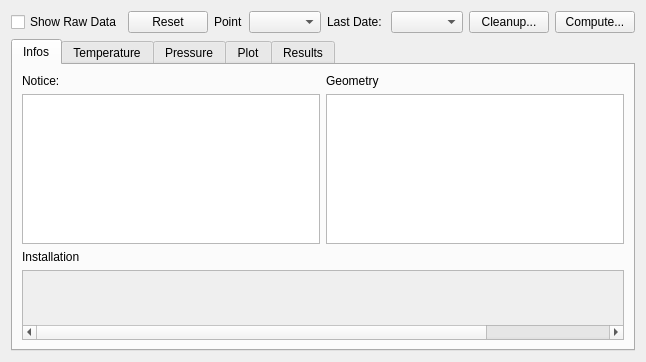
Qt form molonari_data/molonaviz/datapointview.ui (leamailhol/MOLO-projet-interface) before a commit.
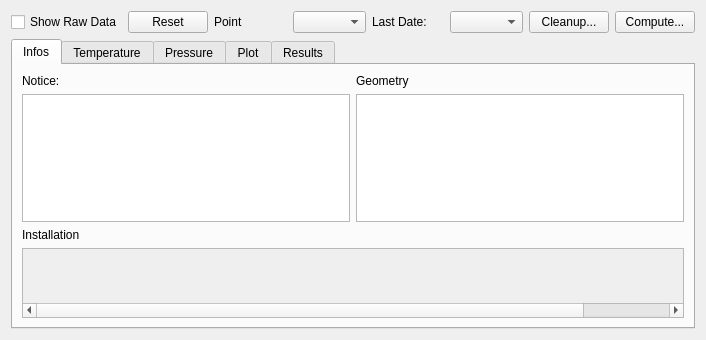
The same form after that commit. The open tabs and pages were chosen to show the change. Icons and pictures are not drawn.

What changed in the file:
```diff
--- a/molonari_data/molonaviz/datapointview.ui
+++ b/molonari_data/molonaviz/datapointview.ui
@@ -6,8 +6,8 @@
    <rect>
     <x>0</x>
     <y>0</y>
-    <width>456</width>
-    <height>362</height>
+    <width>706</width>
+    <height>340</height>
    </rect>
   </property>
   <property name="windowTitle">
@@ -15,49 +15,49 @@
   </property>
   <layout class="QVBoxLayout" name="verticalLayout">
    <item>
-    <layout class="QHBoxLayout" name="horizontalLayout">
-     <item>
+    <layout class="QGridLayout" name="gridLayout_3">
+     <item row="0" column="0">
       <widget class="QCheckBox" name="checkBox">
        <property name="text">
         <string>Show Raw Data</string>
        </property>
       </widget>
      </item>
-     <item>
+     <item row="0" column="1">
       <widget class="QPushButton" name="pushButtonReset">
        <property name="text">
         <string>Reset</string>
        </property>
       </widget>
      </item>
-     <item>
+     <item row="0" column="2">
       <widget class="QLabel" name="labelSensor">
        <property name="text">
         <string>Point</string>
        </property>
       </widget>
      </item>
-     <item>
+     <item row="0" column="3">
       <widget class="QComboBox" name="comboBoxSensor"/>
      </item>
-     <item>
+     <item row="0" column="4">
       <widget class="QLabel" name="label_2">
        <property name="text">
         <string>Last Date: </string>
        </property>
       </widget>
      </item>
-     <item>
+     <item row="0" column="5">
       <widget class="QComboBox" name="comboBoxDate"/>
      </item>
-     <item>
+     <item row="0" column="6">
       <widget class="QPushButton" name="pushButtonCleanup">
        <property name="text">
         <string>Cleanup...</string>
        </property>
       </widget>
      </item>
-     <item>
+     <item row="0" column="7">
       <widget class="QPushButton" name="pushButtonCompute">
        <property name="text">
         <string>Compute...</string>
@@ -69,14 +69,14 @@
    <item>
     <widget class="QTabWidget" name="tabWidget">
      <property name="currentIndex">
-      <number>1</number>
+      <number>0</number>
      </property>
      <widget class="QWidget" name="tabInfo">
       <attribute name="title">
        <string>Infos</string>
       </attribute>
-      <layout class="QVBoxLayout" name="verticalLayout_3">
-       <item>
+      <layout class="QGridLayout" name="gridLayout_4">
+       <item row="0" column="0">
         <layout class="QGridLayout" name="gridLayout">
          <item row="0" column="0">
           <widget class="QLabel" name="label_4">
@@ -100,7 +100,7 @@
          </item>
         </layout>
        </item>
-       <item>
+       <item row="1" column="0">
         <widget class="QLabel" name="label_6">
          <property name="text">
           <string>Installation</string>
@@ -110,7 +110,7 @@
          </property>
         </widget>
        </item>
-       <item>
+       <item row="2" column="0">
         <widget class="QScrollArea" name="scrollArea">
          <property name="widgetResizable">
           <bool>true</bool>
@@ -118,10 +118,10 @@
          <widget class="QWidget" name="scrollAreaWidgetContents">
           <property name="geometry">
            <rect>
-            <x>-100</x>
+            <x>0</x>
             <y>0</y>
-            <width>757</width>
-            <height>537</height>
+            <width>767</width>
+            <height>547</height>
            </rect>
           </property>
           <layout class="QVBoxLayout" name="verticalLayout_2">
```
